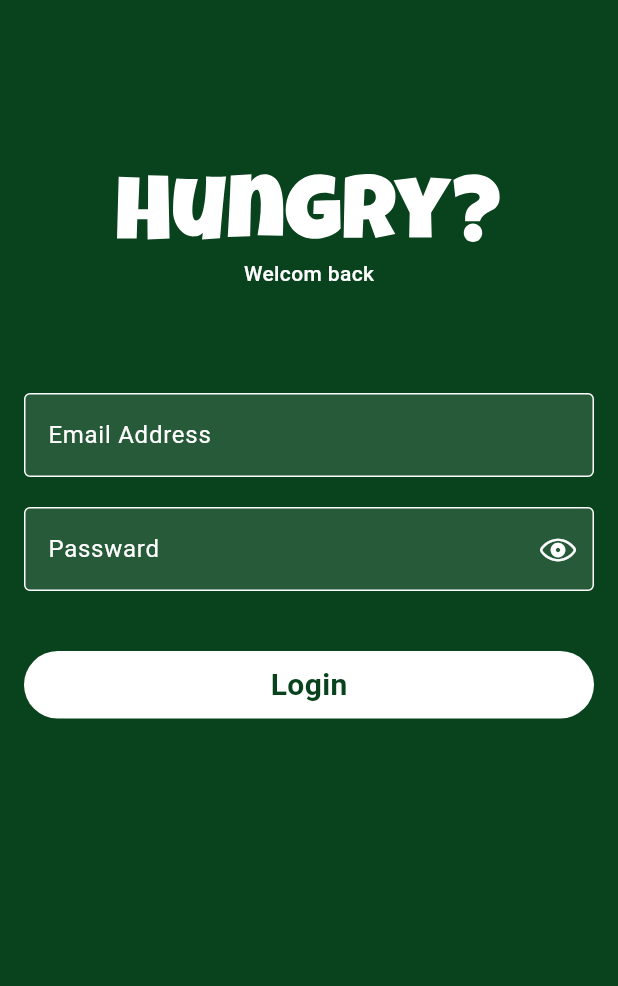
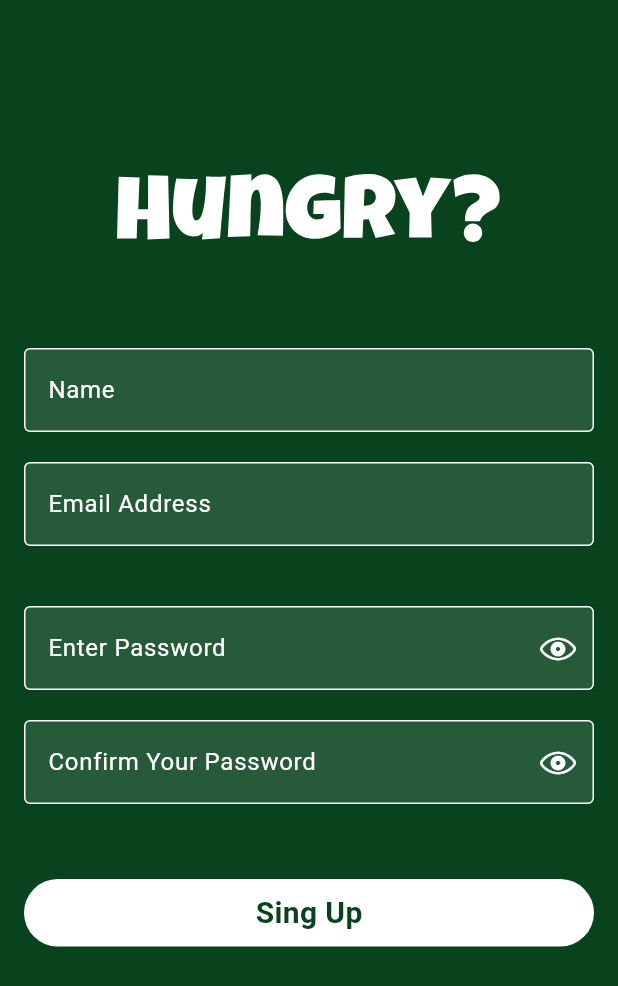
Before and after one commit to legza234/hungry, a Flutter app: the screen it shows after launch, on a phone screen of 412 x 824 dp. Shown: the top 986 px of the screen. Run offline on Flutter 3.47's test engine with Material 3 defaults, Android fonts, the light colour scheme and no system bars; our stand-ins replace flutter_svg, gap; missing offline and left inert: dart:ffi.

Commit message:
login and sing in

```diff
--- a/lib/features/auth/view/login_view.dart
+++ b/lib/features/auth/view/login_view.dart
@@ -78,6 +78,35 @@
                       ),
                     ),
                   ),
+                  Gap(20),
+
+
+                  GestureDetector(
+                    onTap: (){
+                      if (formKey.currentState !.validate()){
+
+                        print("object");
+                      };
+
+                    },
+                    child: Container(
+                      height: 45,
+                      decoration: BoxDecoration(
+                        color: Colors.white12,
+                        borderRadius: BorderRadius.circular(25),
+                      ),
+
+                      width: double.infinity,
+                      child: Center(
+                        child: CustomText(
+                          text: 'Singin',
+                          color: Colors.white,
+                          size: 20,
+                          Weight: FontWeight.bold,
+                        ),
+                      ),
+                    ),
+                  ),
                 ],
               ),
             ),
--- a/lib/features/auth/view/singup_veiw.dart
+++ b/lib/features/auth/view/singup_veiw.dart
@@ -0,0 +1,79 @@
+import 'package:flutter/cupertino.dart';
+import 'package:flutter/material.dart';
+import 'package:flutter_svg/svg.dart';
+import 'package:gap/gap.dart';
+import 'package:hungry/core/constants/app_color.dart';
+import 'package:hungry/features/auth/widget/custom_botton.dart';
+
+import '../../../shared/custom_text.dart';
+import '../../../shared/custom_text_field.dart';
+
+class SingupVeiw extends StatelessWidget {
+
+  const SingupVeiw({super.key});
+
+  @override
+  Widget build(BuildContext context) {
+    TextEditingController emailController = TextEditingController();
+    TextEditingController nameController = TextEditingController();
+    TextEditingController passController = TextEditingController();
+    TextEditingController confirmpassController = TextEditingController();
+    final GlobalKey<FormState> formKey = GlobalKey<FormState>();
+
+
+    return  Scaffold(
+      backgroundColor: AppColor.Primru,
+      body: Center(
+        child: Padding(
+          padding: const EdgeInsets.all(16),
+          child: Form(
+            key: formKey,
+            child: Column(
+              children: [
+                Gap(100),
+                SvgPicture.asset("assets/Hungry_.svg"),
+
+                Gap(70),
+
+                CustomTextField(
+                  hint: "Name",
+                  ispassward: false,
+                  controller: nameController,
+                ),
+                Gap(20),
+                CustomTextField(
+                  hint: "Email Address",
+                  ispassward: false,
+                  controller: emailController,
+                ),
+                Gap(40),
+                CustomTextField(
+                  hint: "Enter Password",
+                  ispassward: true,
+                  controller: passController,
+                ),
+                Gap(20),
+                CustomTextField(
+                  hint: "Confirm Your Password",
+                  ispassward: true,
+                  controller: passController,
+                ),
+                Gap(50),
+                CustomAuthBotton(
+                  text: "Sing UP",
+                  onTap: () {
+                    if (formKey.currentState!.validate()) {
+                      print("object");
+                    }
+                    ;
+                  },
+                ),
+              ],
+            ),
+          ),
+        ),
+      ),
+
+    );
+  }
+}
--- /dev/null
+++ b/lib/features/auth/widget/custom_botton.dart
@@ -0,0 +1,36 @@
+import 'package:flutter/cupertino.dart';
+import 'package:flutter/material.dart';
+
+import '../../../core/constants/app_color.dart';
+import '../../../shared/custom_text.dart';
+
+class CustomAuthBotton extends StatelessWidget {
+  const CustomAuthBotton({super.key, this.onTap, required this.text});
+final Function()? onTap;
+final String text;
+
+  @override
+  Widget build(BuildContext context) {
+    return                 GestureDetector(
+      onTap: onTap ,
+      child: Container(
+        height: 45,
+        decoration: BoxDecoration(
+          color: Colors.white,
+          borderRadius: BorderRadius.circular(25),
+        ),
+
+        width: double.infinity,
+        child: Center(
+          child: CustomText(
+            text: 'Sing Up',
+            color: AppColor.Primru,
+            size: 20,
+            Weight: FontWeight.bold,
+          ),
+        ),
+      ),
+    );
+
+  }
+}
--- a/lib/main.dart
+++ b/lib/main.dart
@@ -3,6 +3,7 @@
 import 'package:hungry/splash.dart';
 
 import 'features/auth/view/login_view.dart';
+import 'features/auth/view/singup_veiw.dart';
 
 void main() {
   runApp(const MyApp());
@@ -17,7 +18,7 @@
     return MaterialApp(
       debugShowCheckedModeBanner: false,
 
-      home: LoginView(),
+      home: SingupVeiw(),
     );
   }
 }
```
